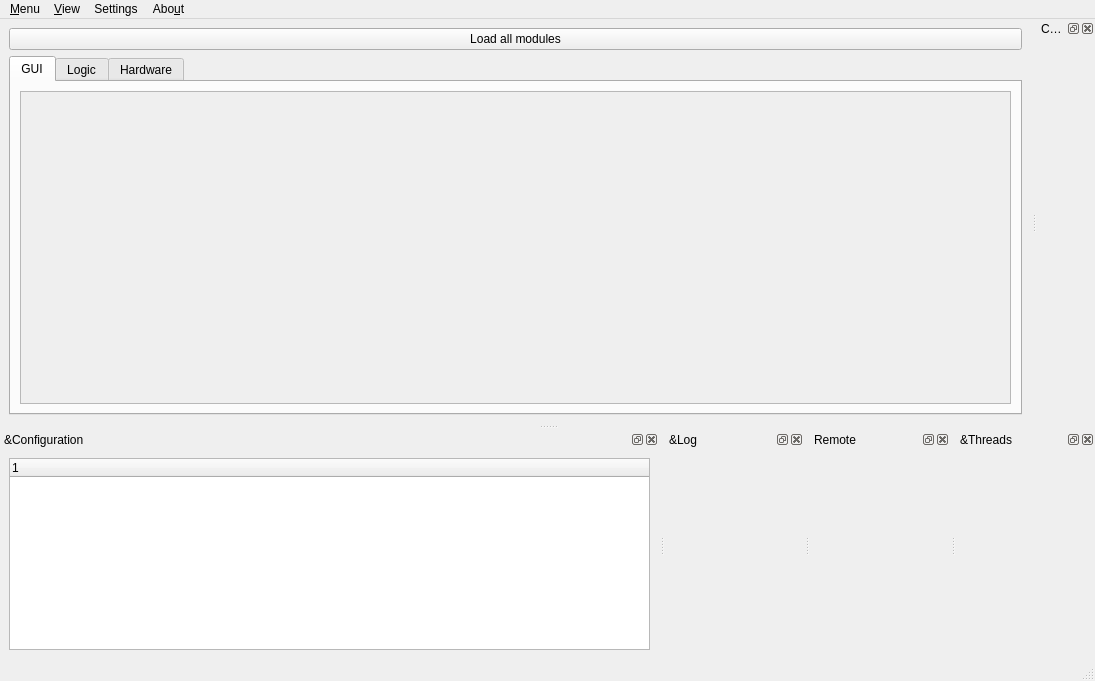
First picture: the form in gui/manager/ui_manager_window.ui, repository Ulm-IQO/qudi, before the edit.
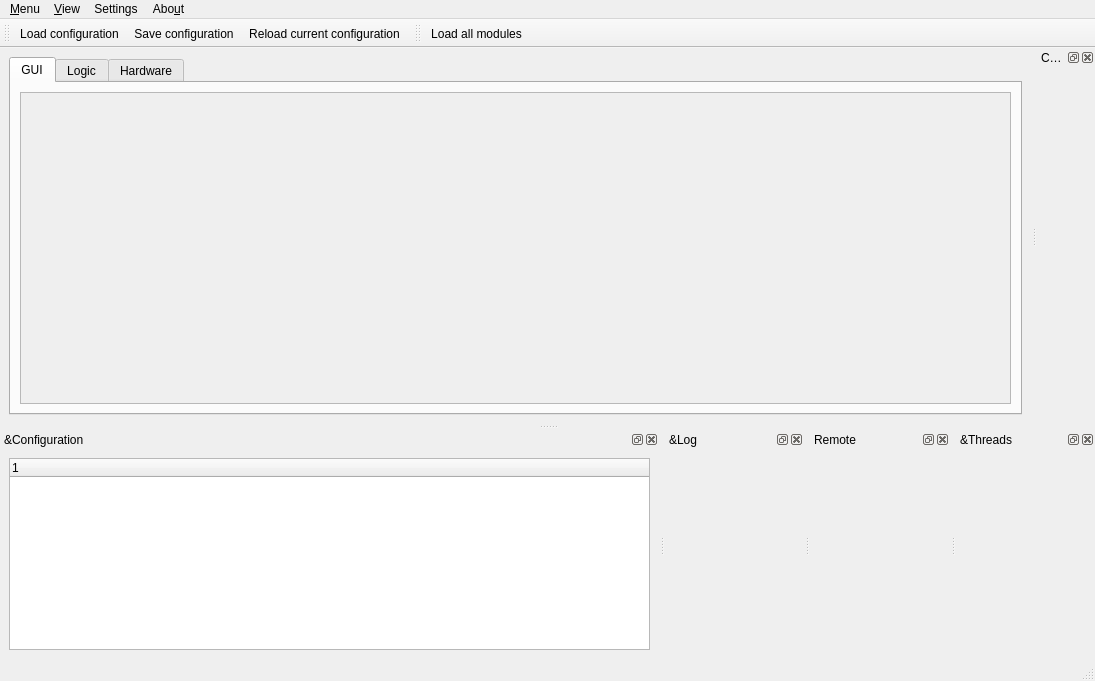
Second picture: the form after the edit. Icons and pictures are not drawn. Custom widgets are drawn as their Qt base class.

Commit message: manager gets a toolbar instead of that button

Diff of the .ui file:
```diff
--- a/gui/manager/ui_manager_window.ui
+++ b/gui/manager/ui_manager_window.ui
@@ -16,13 +16,6 @@
   <widget class="QWidget" name="centralwidget">
    <layout class="QGridLayout" name="gridLayout">
     <item row="0" column="0">
-     <widget class="QPushButton" name="loadAllButton">
-      <property name="text">
-       <string>Load all modules</string>
-      </property>
-     </widget>
-    </item>
-    <item row="1" column="0">
      <widget class="QTabWidget" name="tabWidget">
       <property name="sizePolicy">
        <sizepolicy hsizetype="Preferred" vsizetype="Preferred">
@@ -48,8 +41,8 @@
             <rect>
              <x>0</x>
              <y>0</y>
-             <width>962</width>
-             <height>286</height>
+             <width>318</width>
+             <height>288</height>
             </rect>
            </property>
           </widget>
@@ -227,6 +220,32 @@
    </attribute>
    <widget class="ThreadWidget" name="threadWidget"/>
   </widget>
+  <widget class="QToolBar" name="configToolBar">
+   <property name="windowTitle">
+    <string>toolBar</string>
+   </property>
+   <attribute name="toolBarArea">
+    <enum>TopToolBarArea</enum>
+   </attribute>
+   <attribute name="toolBarBreak">
+    <bool>false</bool>
+   </attribute>
+   <addaction name="actionLoad_configuration"/>
+   <addaction name="actionSave_configuration"/>
+   <addaction name="actionReload_current_configuration"/>
+  </widget>
+  <widget class="QToolBar" name="moduleToolBar">
+   <property name="windowTitle">
+    <string>toolBar</string>
+   </property>
+   <attribute name="toolBarArea">
+    <enum>TopToolBarArea</enum>
+   </attribute>
+   <attribute name="toolBarBreak">
+    <bool>false</bool>
+   </attribute>
+   <addaction name="action_Load_all_modules"/>
+  </widget>
   <action name="actionLoad_configuration">
    <property name="icon">
     <iconset>
```
Left out of the diff: 9 changed lines with no effect on the pictures. The commit also changes 1 other file.
